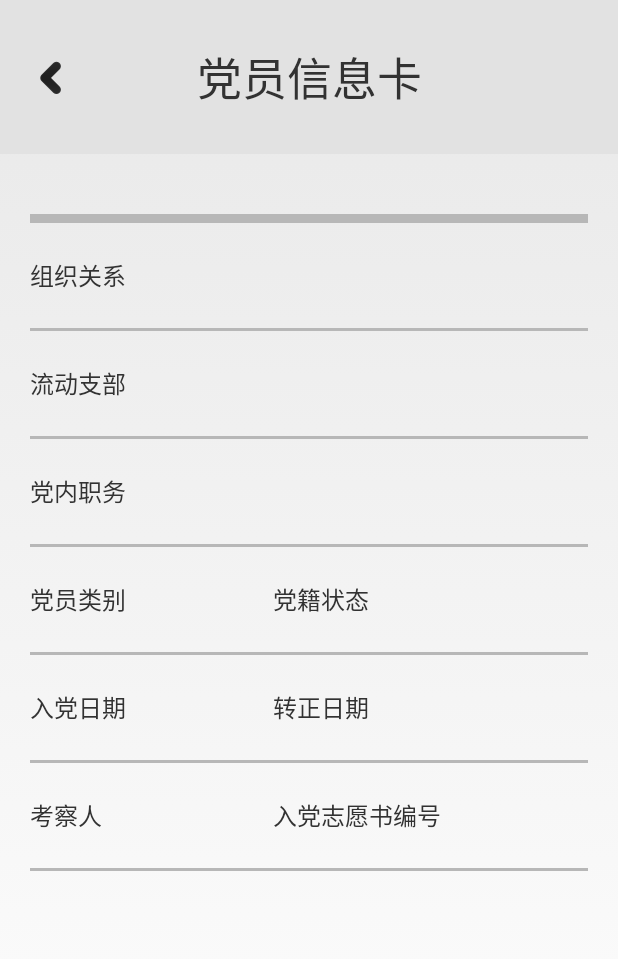
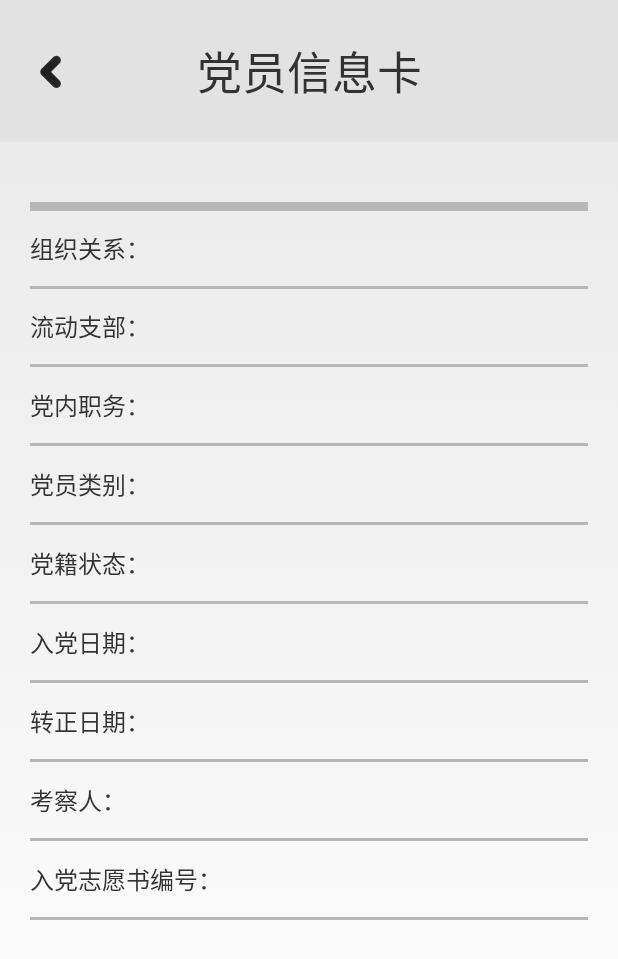
Before and after one commit to sjtudclab/smartcity-android, an Android app: the PartyInformationActivity screen opened directly, with no data from a screen before it, on a phone screen of 412 x 824 dp. Shown: the top 959 px of the screen. Run offline under Robolectric (Android 15) with nearby library versions, the phone set to English and light mode, and no system bars; network calls fail; 7 statements that could not run were skipped.

Commit message:
完善四张信息卡

```diff
--- a/app/src/main/java/sjtu/dclab/smartcity/ui/infocard/PartyInformationActivity.java
+++ b/app/src/main/java/sjtu/dclab/smartcity/ui/infocard/PartyInformationActivity.java
@@ -4,6 +4,8 @@ import android.app.Activity;
 import android.os.Bundle;
 import android.os.Handler;
 import android.util.Log;
+import android.view.View;
+import android.widget.ImageButton;
 import android.widget.TextView;
 import sjtu.dclab.smartcity.R;
 import sjtu.dclab.smartcity.community.config.Me;
@@ -105,6 +107,13 @@ public class PartyInformationActivity extends Activity {
         text_confirmdate = (TextView) findViewById(R.id.info_partycard_confirmationdate);
         text_inspector = (TextView) findViewById(R.id.info_partycard_inspection);
         text_bookid = (TextView) findViewById(R.id.info_partycard_bookid);
+        ImageButton ibtnBack = (ImageButton) findViewById(R.id.ibtn_party_info_card_back);
+        ibtnBack.setOnClickListener(new View.OnClickListener() {
+            @Override
+            public void onClick(View v) {
+                finish();
+            }
+        });
 
         Thread thread = new Thread(new Runnable() {
             @Override
--- a/app/src/main/res/layout/name_information_table.xml
+++ b/app/src/main/res/layout/name_information_table.xml
@@ -11,7 +11,7 @@
         android:background="#ffe2e2e2"
         android:layout_weight="1">
 
-        <ImageButton
+        <ImageButton android:id="@+id/ibtn_name_info_card_back"
             android:layout_width="67dp"
             android:layout_height="match_parent"
 
--- a/app/src/main/res/layout/net_infomation_table.xml
+++ b/app/src/main/res/layout/net_infomation_table.xml
@@ -11,7 +11,7 @@
         android:background="#ffe2e2e2"
         android:layout_weight="1">
 
-        <ImageButton
+        <ImageButton android:id="@+id/ibtn_net_info_card_back"
             android:layout_width="67dp"
             android:layout_height="match_parent"
 
--- a/app/src/main/res/layout/party_information_table.xml
+++ b/app/src/main/res/layout/party_information_table.xml
@@ -11,7 +11,7 @@
         android:background="#ffe2e2e2"
         android:layout_weight="1">
 
-        <ImageButton
+        <ImageButton android:id="@+id/ibtn_party_info_card_back"
             android:layout_width="67dp"
             android:layout_height="match_parent"
 
@@ -123,6 +123,12 @@
                     android:textSize="16sp"
                     />
             </LinearLayout>
+        </TableRow>
+        <View
+            android:layout_height="2dip"
+            android:background="#B7B7B7" />
+        <TableRow
+            android:layout_weight="0.8">
             <LinearLayout
                 android:layout_weight="0.8"
                 android:layout_gravity="center_vertical">
@@ -163,9 +169,15 @@
                     android:gravity="center_horizontal"
                     android:id="@+id/info_partycard_joindate"
                     android:layout_gravity="center"
-                    android:textSize="16sp"
+                    android:textSize="14sp"
                     />
             </LinearLayout>
+        </TableRow>
+        <View
+            android:layout_height="2dip"
+            android:background="#B7B7B7" />
+        <TableRow
+            android:layout_weight="0.8">
             <LinearLayout
                 android:layout_weight="0.8"
                 android:layout_gravity="center_vertical">
@@ -182,7 +194,7 @@
                     android:gravity="center_horizontal"
                     android:id="@+id/info_partycard_confirmationdate"
                     android:layout_gravity="center"
-                    android:textSize="16sp"
+                    android:textSize="14sp"
                     />
             </LinearLayout>
         </TableRow>
@@ -209,6 +221,12 @@
                     android:textSize="16sp"
                     />
             </LinearLayout>
+        </TableRow>
+        <View
+            android:layout_height="2dip"
+            android:background="#B7B7B7" />
+        <TableRow
+            android:layout_weight="0.8">
             <LinearLayout
                 android:layout_weight="0.8"
                 android:layout_gravity="center_vertical">
--- a/app/src/main/res/values/strings.xml
+++ b/app/src/main/res/values/strings.xml
@@ -244,36 +244,36 @@
 
     <!--信息卡-->
     <string name="web_infomation_title">网络信息卡</string>
-    <string name="web_infomation_nickname">昵称</string>
-    <string name="web_infomation_id">社区用户号</string>
-    <string name="web_infomation_namecard">社区二维码</string>
+    <string name="web_infomation_nickname">昵称：</string>
+    <string name="web_infomation_id">社区用户号：</string>
+    <string name="web_infomation_namecard">社区二维码：</string>
 
     <string name="name_infomation_title">实名信息卡</string>
-    <string name="name_infomation_name">姓名</string>
-    <string name="name_infomation_sex">性别</string>
-    <string name="name_infomation_nation">民族</string>
+    <string name="name_infomation_name">姓名：</string>
+    <string name="name_infomation_sex">性别：</string>
+    <string name="name_infomation_nation">民族：</string>
 
     <string name="liveing_infomation_title">居住信息卡</string>
-    <string name="liveing_infomation_name">小区名称</string>
-    <string name="liveing_infomation_address">小区地址</string>
-    <string name="liveing_infomation_mailcode">邮编</string>
-    <string name="liveing_infomation_id">门牌号</string>
+    <string name="liveing_infomation_name">小区名称：</string>
+    <string name="liveing_infomation_address">小区地址：</string>
+    <string name="liveing_infomation_mailcode">邮编：</string>
+    <string name="liveing_infomation_id">门牌号：</string>
 
     <string name="party_infomation_title">党员信息卡</string>
-    <string name="party_infomation_organization">组织关系</string>
-    <string name="party_infomation_branch">流动支部</string>
-    <string name="party_infomation_job">党内职务</string>
-    <string name="party_infomation_kind">党员类别</string>
+    <string name="party_infomation_organization">组织关系：</string>
+    <string name="party_infomation_branch">流动支部：</string>
+    <string name="party_infomation_job">党内职务：</string>
+    <string name="party_infomation_kind">党员类别：</string>
     <string name="party_infomation_kind_1">群众</string>
     <string name="party_infomation_kind_2">中共党员</string>
     <string name="party_infomation_kind_3">预备党员</string>
-    <string name="party_infomation_membership">党籍状态</string>
+    <string name="party_infomation_membership">党籍状态：</string>
     <string name="party_infomation_membership_1">在籍</string>
     <string name="party_infomation_membership_2">离籍</string>
-    <string name="party_infomation_joindate">入党日期</string>
-    <string name="party_infomation_confirmationdate">转正日期</string>
-    <string name="party_infomation_inspection">考察人</string>
-    <string name="party_infomation_bookid">入党志愿书编号</string>
+    <string name="party_infomation_joindate">入党日期：</string>
+    <string name="party_infomation_confirmationdate">转正日期：</string>
+    <string name="party_infomation_inspection">考察人：</string>
+    <string name="party_infomation_bookid">入党志愿书编号：</string>
 
     <string name="property_repair">物业报修</string>
     <string name="repair_check_head">查看报修</string>
```
Also changed, not shown: app/src/main/java/sjtu/dclab/smartcity/ui/infocard/LivingInformationActivity.java (+9 -0 lines), app/src/main/java/sjtu/dclab/smartcity/ui/infocard/NameInformationActivity.java (+10 -0 lines), app/src/main/java/sjtu/dclab/smartcity/ui/infocard/NetInformationActivity.java (+9 -0 lines), app/src/main/res/layout/living_information_table.xml (+2 -5 lines).
